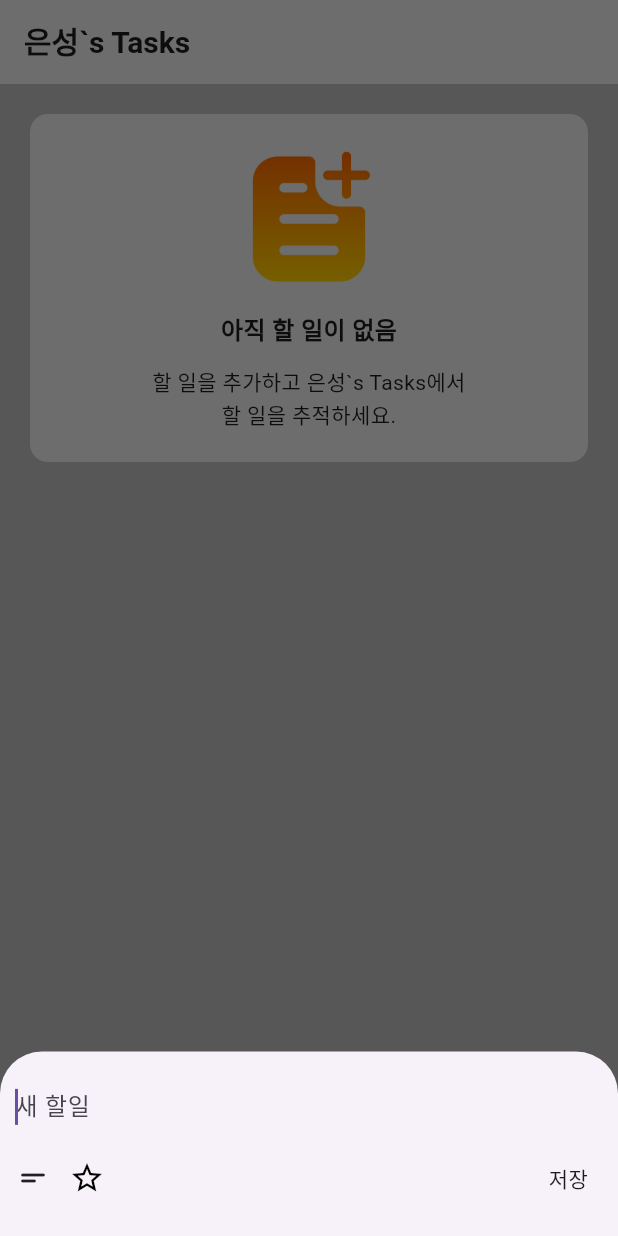
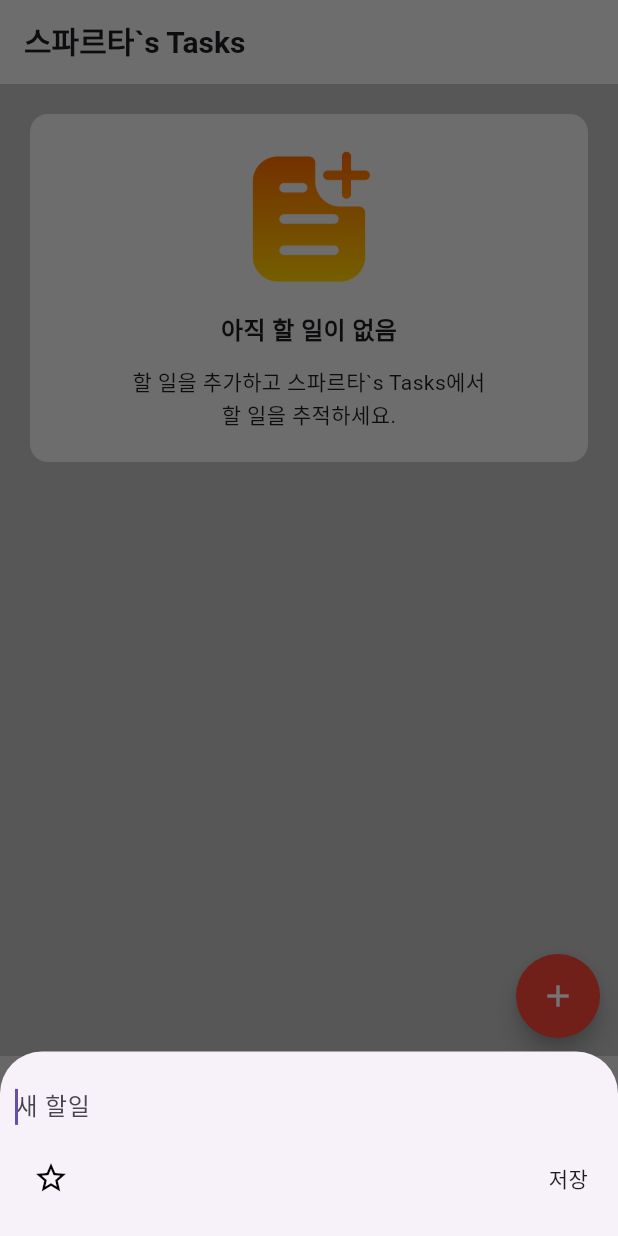
Before and after one commit to eunseong0207/todo-riverpod, a Flutter app: the screen it shows after launch, after a tap on the "add" icon, on a phone screen of 412 x 824 dp. Run offline on Flutter 3.47's test engine with Material 3 defaults, Android fonts, the phone set to English and light mode, and no system bars.

Commit message:
feat :ui 구현 (삭제버튼 미구현)

```diff
--- a/lib/home/home_page.dart
+++ b/lib/home/home_page.dart
@@ -3,6 +3,7 @@ import 'package:tasks/to_do/todo_view.dart';
 import 'package:tasks/to_do/to_do_empty.dart';
 import 'package:tasks/to_do/to_do_entity.dart';
 import 'package:tasks/to_do/to_do_keyboard_other.dart';
+import 'package:tasks/to_do/weather_bottom.dart';
 
 class HomePage extends StatefulWidget {
   const HomePage({super.key});
@@ -20,7 +21,7 @@ class _HomePageState extends State<HomePage> {
     });
   }
 
-  String name = "은성`s Tasks";
+  String name = "스파르타`s Tasks";
 
   @override
   Widget build(BuildContext context) {
@@ -49,9 +50,12 @@ class _HomePageState extends State<HomePage> {
         ),
         child: Icon(Icons.add, color: Colors.white),
       ),
+      floatingActionButtonLocation: FloatingActionButtonLocation.miniEndFloat,
       // ----- 빨간배경 + 버튼 종료 -----
       resizeToAvoidBottomInset: false,
+      bottomNavigationBar: WeatherBottom(),
       body: Column(
+        mainAxisAlignment: MainAxisAlignment.spaceBetween,
         children: [
           todoList.isNotEmpty
               ? TodoView(
--- a/lib/to_do/to_do_entity.dart
+++ b/lib/to_do/to_do_entity.dart
@@ -2,7 +2,8 @@
 import 'package:flutter/material.dart';
 
 class ToDoEntity extends StatelessWidget {
-  ToDoEntity({super.key,
+  ToDoEntity({
+    super.key,
     required this.title,
     required this.description,
     required this.isFavorite,
--- a/lib/to_do/to_do_keyboard_other.dart
+++ b/lib/to_do/to_do_keyboard_other.dart
@@ -40,6 +40,8 @@ class KeyboardState extends State<Keyboard> {
     textcontroller.dispose();
   }
 
+  GlobalKey<FormState> formKey = GlobalKey<FormState>();
+
   @override
   Widget build(BuildContext context) {
     return GestureDetector(
@@ -54,10 +56,12 @@ class KeyboardState extends State<Keyboard> {
           right: 10,
           bottom: MediaQuery.of(context).viewInsets.bottom + 15,
         ),
+        child: Form(
+          key: formKey,
           child: Column(
             mainAxisSize: MainAxisSize.min,
             children: [
-            TextField(
+              TextFormField(
                 controller: textcontroller,
                 autofocus: true,
                 style: TextStyle(fontSize: 16),
@@ -66,44 +70,53 @@ class KeyboardState extends State<Keyboard> {
                   border: InputBorder.none,
                 ),
                 textInputAction: TextInputAction.done,
-              onSubmitted: (value) {},
+                validator: (value) {
+                  if (value?.trim().isEmpty ?? true) {
+                    return '할 일을 입력해주세요';
+                  }
+                  return null;
+                },
               ),
               if (showdesc)
-              TextField(
+                TextFormField(
                   controller: descriptioncontorller,
                   minLines: 1,
                   maxLines: 3,
                   textInputAction: TextInputAction.newline,
                   decoration: InputDecoration(
-                  hintText: "세부정보 추가",
+                    hintText: "세부 정보는 여기에 작성해 봅니다.",
                     border: InputBorder.none,
                   ),
+                  validator: (value) {
+                    if (value?.trim().isEmpty ?? true) {
+                      return '세부 내용을 입력해주세요';
+                    }
+                    return null;
+                  },
                 ),
               Row(
                 children: [
-                GestureDetector(
-                  onTap: () {
-                    showdesc = !showdesc;
-                    setState(() {});
-                  },
-                  child: Icon(Icons.short_text_rounded, size: 24),
-                ),
                   IconButton(
                     onPressed: () {
-                    setState(() {
+                      showdesc = !showdesc;
                       onTogglFavorite = !onTogglFavorite;
-                    });
+                      setState(() {});
                     },
                     icon: onTogglFavorite
                         ? Icon(Icons.star, size: 24, color: Colors.black)
-                      : Icon(Icons.star_border, size: 24, color: Colors.black),
+                        : Icon(
+                            Icons.star_border,
+                            size: 24,
+                            color: Colors.black,
                           ),
+                  ),
+
                   Spacer(),
                   GestureDetector(
                     onTap: () {
                       saveTodo();
+                      final result = formKey.currentState?.validate();
                     },
-
                     child: Text("저장"),
                   ),
                   SizedBox(width: 10),
@@ -112,6 +125,7 @@ class KeyboardState extends State<Keyboard> {
             ],
           ),
         ),
+      ),
     );
   }
 }
--- /dev/null
+++ b/lib/to_do/weather_bottom.dart
@@ -0,0 +1,29 @@
+import 'package:flutter/material.dart';
+
+class WeatherBottom extends StatelessWidget {
+  @override
+  Widget build(BuildContext context) {
+    return Container(
+      height: 120,
+      padding: EdgeInsets.only(top: 12, right: 12),
+      decoration: BoxDecoration(color: Colors.grey[300]),
+      child: Column(
+        children: [
+          Row(
+            mainAxisAlignment: MainAxisAlignment.end,
+            children: [
+              Text('업데이트 시간 : 25년 10월 27일 23시 45분'),
+              Icon(Icons.dark_mode),
+            ],
+          ),
+          SizedBox(height: 10),
+          Row(
+            mainAxisAlignment: MainAxisAlignment.end,
+            children: [Text('날씨: 맑음 '), Text('온도: 12.2'), Text('풍속: 4.6m/s')],
+          ),
+          //
+        ],
+      ),
+    );
+  }
+}
```
Also changed, not shown: lib/to_do/to_do_view_item.dart (+6 -4 lines), lib/to_do/todo_view.dart (+5 -2 lines), lib/main.dart (line endings or trailing spaces). Lines whose indentation alone changed are shown as unchanged.
